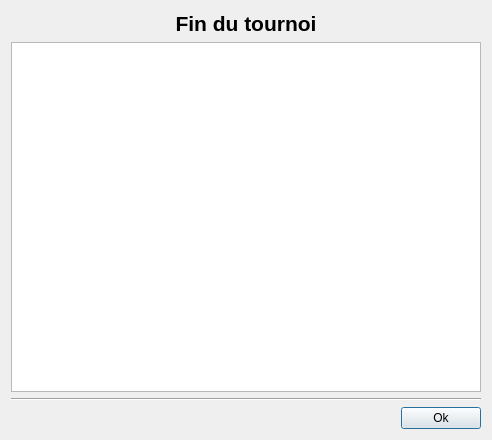
Above: src/client/WinUI.ui from arabine/icl before the change. Below: the same form after it.
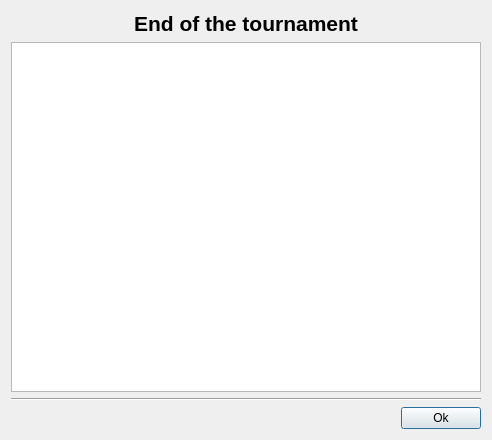
That is the form after the change.

```diff
--- a/src/client/WinUI.ui
+++ b/src/client/WinUI.ui
@@ -6,8 +6,8 @@
    <rect>
     <x>0</x>
     <y>0</y>
-    <width>458</width>
-    <height>412</height>
+    <width>488</width>
+    <height>440</height>
    </rect>
   </property>
   <property name="sizePolicy">
@@ -26,8 +26,8 @@
       <string>&lt;!DOCTYPE HTML PUBLIC &quot;-//W3C//DTD HTML 4.0//EN&quot; &quot;http://www.w3.org/TR/REC-html40/strict.dtd&quot;&gt;
 &lt;html&gt;&lt;head&gt;&lt;meta name=&quot;qrichtext&quot; content=&quot;1&quot; /&gt;&lt;style type=&quot;text/css&quot;&gt;
 p, li { white-space: pre-wrap; }
-&lt;/style&gt;&lt;/head&gt;&lt;body style=&quot; font-family:'MS Shell Dlg 2'; font-size:8.25pt; font-weight:400; font-style:normal;&quot;&gt;
-&lt;p align=&quot;center&quot; style=&quot; margin-top:0px; margin-bottom:0px; margin-left:0px; margin-right:0px; -qt-block-indent:0; text-indent:0px;&quot;&gt;&lt;span style=&quot; font-size:16pt; font-weight:600;&quot;&gt;Fin du tournoi&lt;/span&gt;&lt;/p&gt;&lt;/body&gt;&lt;/html&gt;</string>
+&lt;/style&gt;&lt;/head&gt;&lt;body style=&quot; font-family:'OxygenSans'; font-size:9pt; font-weight:400; font-style:normal;&quot;&gt;
+&lt;p align=&quot;center&quot; style=&quot; margin-top:0px; margin-bottom:0px; margin-left:0px; margin-right:0px; -qt-block-indent:0; text-indent:0px;&quot;&gt;&lt;span style=&quot; font-family:'MS Shell Dlg 2'; font-size:16pt; font-weight:600;&quot;&gt;End of the tournament&lt;/span&gt;&lt;/p&gt;&lt;/body&gt;&lt;/html&gt;</string>
      </property>
      <property name="textFormat">
       <enum>Qt::RichText</enum>
```
